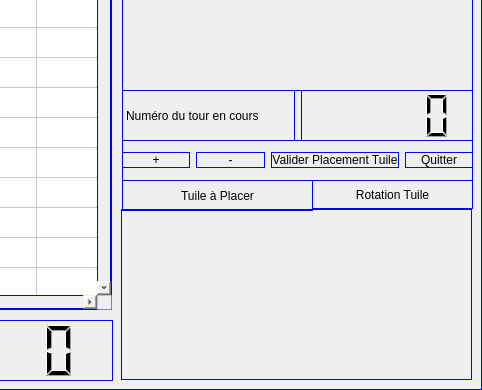
Before: the Qt Designer form src/vue/vuePartie.ui in ritmosky/Projet_LO21_Carcassonne, drawn with Qt 5; both pictures show x 798 to 1280 and y 330 to 720 of the 1280 by 720 pixel window.
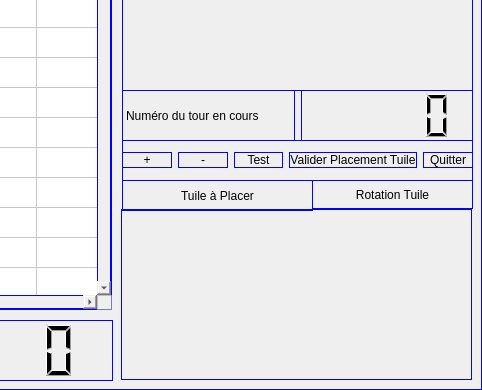
After: the same form once the commit is applied.

Commit message: update score fin partie et slot vers affichageFinPartie()

The edit to the form file:
```diff
--- a/src/vue/vuePartie.ui
+++ b/src/vue/vuePartie.ui
@@ -463,6 +463,13 @@
        </property>
       </widget>
      </item>
+     <item>
+      <widget class="QPushButton" name="pushButton">
+       <property name="text">
+        <string>Test</string>
+       </property>
+      </widget>
+     </item>
      <item>
       <widget class="QPushButton" name="bouttonValiderTuile">
        <property name="text">
```
The commit also changes 2 other files.
